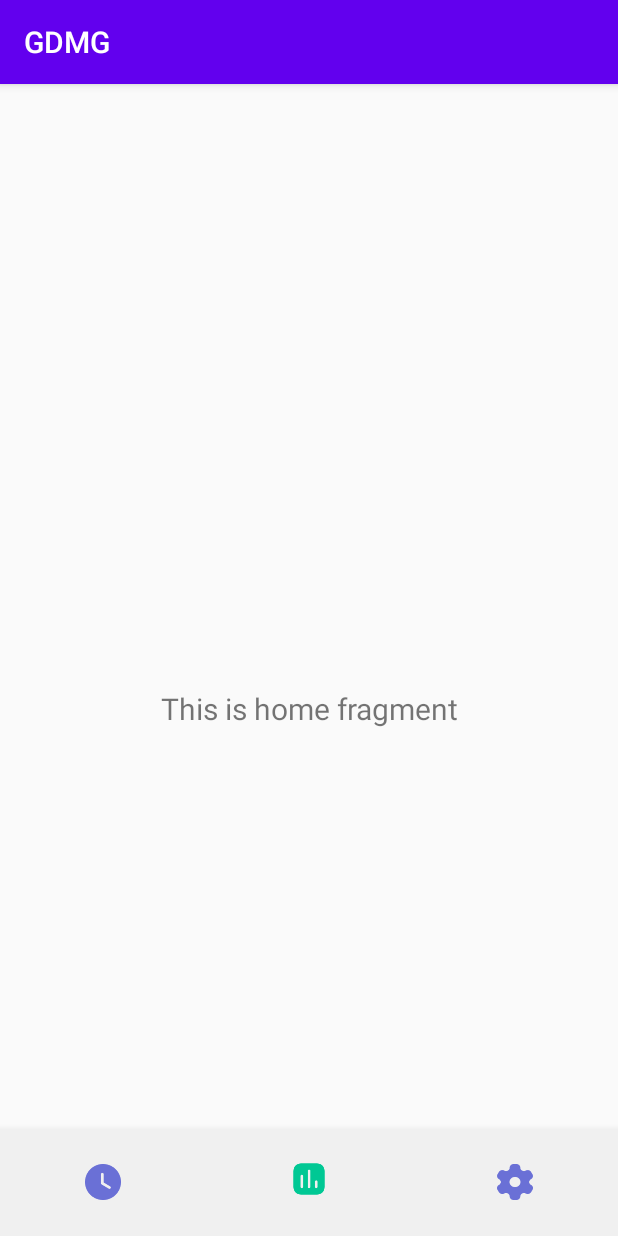
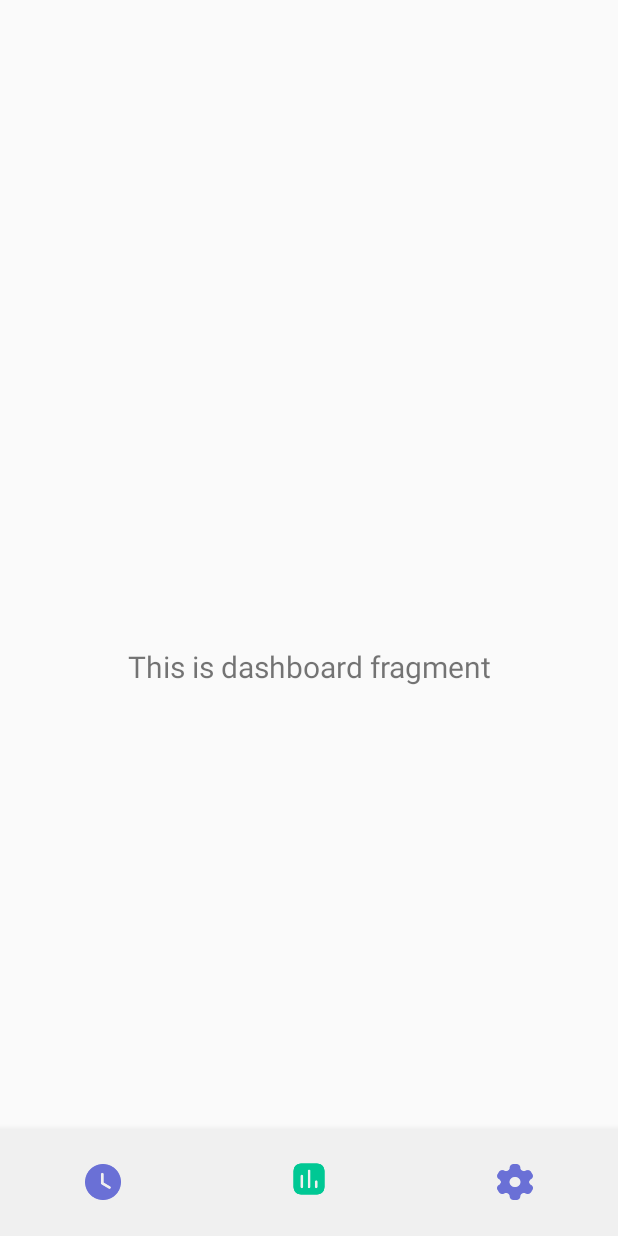
Before and after one commit to antonbadretdinov/GDMG, an Android app: the screen it shows after launch (MainActivity), item 2 of the bottom bar chosen, on a phone screen of 412 x 824 dp. Run offline under Robolectric (Android 15) with nearby library versions, the phone set to English and light mode, and no system bars; our stand-ins replace navigation-ui.

Commit message:
bottom navigation view

```diff
--- a/app/src/main/java/ru/company/gdmg/MainActivity.java
+++ b/app/src/main/java/ru/company/gdmg/MainActivity.java
@@ -1,10 +1,13 @@
 package ru.company.gdmg;
 
+import android.graphics.Color;
 import android.os.Bundle;
-import android.view.View;
+import android.view.MenuItem;
+import android.widget.ImageView;
 
 import com.google.android.material.bottomnavigation.BottomNavigationView;
 
+import androidx.annotation.NonNull;
 import androidx.appcompat.app.AppCompatActivity;
 import androidx.navigation.NavController;
 import androidx.navigation.Navigation;
@@ -17,31 +20,28 @@ public class MainActivity extends AppCompatActivity {
     protected void onCreate(Bundle savedInstanceState) {
         super.onCreate(savedInstanceState);
         setContentView(R.layout.activity_main);
-        BottomNavigationView navView = findViewById(R.id.nav_view);
+        BottomNavigationView navView = findViewById(R.id.bottom_navigation);
         navView.setItemIconTintList(null);
-        // Passing each menu ID as a set of Ids because each
-        // menu should be considered as top level destinations.
-        AppBarConfiguration appBarConfiguration = new AppBarConfiguration.Builder(
-                R.id.clock, R.id.charts, R.id.settings)
-                .build();
-//        NavController navController = Navigation.findNavController(this, R.id.nav_host_fragment);
-//        NavigationUI.setupActionBarWithNavController(this, navController, appBarConfiguration);
-//        NavigationUI.setupWithNavController(navView, navController);
+        final NavController navController = Navigation.findNavController(this, R.id.nav_host_fragment);
+        navView.setOnNavigationItemSelectedListener(new BottomNavigationView.OnNavigationItemSelectedListener() {
+            @Override
+            public boolean onNavigationItemSelected(@NonNull MenuItem item) {
+                switch (item.getItemId()) {
+                    case R.id.clock:
 
+                        navController.navigate(R.id.navigation_home);
 
-    }
-    @Override
-    public void onWindowFocusChanged(boolean hasFocus) {
-        super.onWindowFocusChanged(hasFocus);
-        if (hasFocus) {
-            getWindow().getDecorView().setSystemUiVisibility(
-                    View.SYSTEM_UI_FLAG_LAYOUT_STABLE
-                            | View.SYSTEM_UI_FLAG_LAYOUT_HIDE_NAVIGATION
-                            | View.SYSTEM_UI_FLAG_LAYOUT_FULLSCREEN
-                            | View.SYSTEM_UI_FLAG_HIDE_NAVIGATION
-                            | View.SYSTEM_UI_FLAG_FULLSCREEN
-                            | View.SYSTEM_UI_FLAG_IMMERSIVE_STICKY);
-        }
+                        break;
+                    case R.id.charts:
+                        navController.navigate(R.id.navigation_dashboard);
+                        break;
+                    case R.id.settings:
+                        navController.navigate(R.id.navigation_notifications);
+                        break;
+                }
+                return true;
+            }
+        });
     }
 
 }
--- a/app/src/main/res/layout/activity_main.xml
+++ b/app/src/main/res/layout/activity_main.xml
@@ -8,12 +8,14 @@
     android:paddingTop="?attr/actionBarSize">
 
     <com.google.android.material.bottomnavigation.BottomNavigationView
-        android:id="@+id/nav_view"
-        android:layout_width="0dp"
-        android:layout_height="wrap_content"
+        android:id="@+id/bottom_navigation"
+        android:layout_width="wrap_content"
+        android:layout_height="0dp"
         android:background="#F0F0F0"
         android:paddingTop="15dp"
+        app:layout_constrainedHeight="true"
         app:layout_constraintBottom_toBottomOf="parent"
+        app:layout_constraintHorizontal_bias="0.0"
         app:layout_constraintLeft_toLeftOf="parent"
         app:layout_constraintRight_toRightOf="parent"
         app:menu="@menu/bottom_nav_menu" />
@@ -24,7 +26,7 @@
         android:layout_width="match_parent"
         android:layout_height="match_parent"
         app:defaultNavHost="true"
-        app:layout_constraintBottom_toTopOf="@id/nav_view"
+        app:layout_constraintBottom_toTopOf="@id/bottom_navigation"
         app:layout_constraintEnd_toEndOf="parent"
         app:layout_constraintLeft_toLeftOf="parent"
         app:layout_constraintRight_toRightOf="parent"
--- a/app/src/main/res/values/styles.xml
+++ b/app/src/main/res/values/styles.xml
@@ -1,6 +1,6 @@
 <resources>
     <!-- Base application theme. -->
-    <style name="AppTheme" parent="Theme.AppCompat.Light.DarkActionBar">
+    <style name="AppTheme" parent="Theme.AppCompat.Light.NoActionBar">
         <!-- Customize your theme here. -->
         <item name="colorPrimary">@color/colorPrimary</item>
         <item name="colorPrimaryDark">@color/colorPrimaryDark</item>
```
